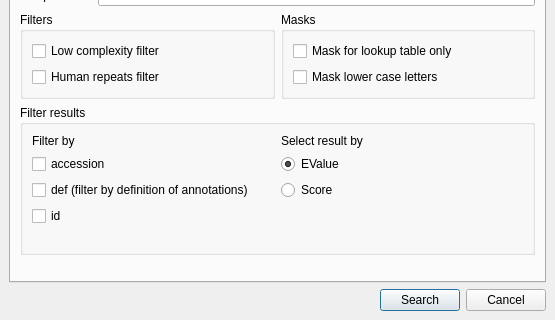
Above: src/plugins/remote_blast/src/ui/RemoteBLASTDialog.ui from violethaze74/ugene before the change; both pictures show x 0 to 555 and y 172 to 492 of the 555 by 492 pixel window. Below: the same form after it.
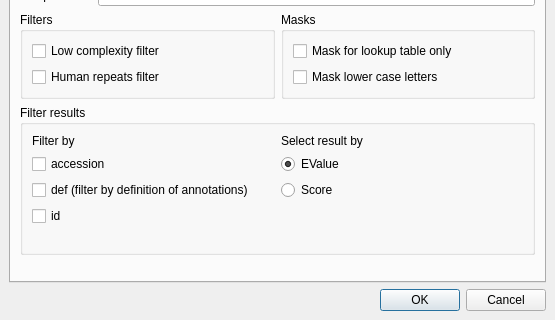
That is the form after the change.

Commit message: Help system for all dialogs, UI improvements for all dialogs.

```diff
--- a/src/plugins/remote_blast/src/ui/RemoteBLASTDialog.ui
+++ b/src/plugins/remote_blast/src/ui/RemoteBLASTDialog.ui
@@ -710,35 +710,11 @@
     </widget>
    </item>
    <item>
-    <layout class="QHBoxLayout" name="horizontalLayout_3">
-     <item>
-      <spacer name="horizontalSpacer">
-       <property name="orientation">
-        <enum>Qt::Horizontal</enum>
-       </property>
-       <property name="sizeHint" stdset="0">
-        <size>
-         <width>138</width>
-         <height>20</height>
-        </size>
-       </property>
-      </spacer>
-     </item>
-     <item>
-      <widget class="QPushButton" name="okButton">
-       <property name="text">
-        <string>Search</string>
-       </property>
-      </widget>
-     </item>
-     <item>
-      <widget class="QPushButton" name="cancelButton">
-       <property name="text">
-        <string>Cancel</string>
-       </property>
-      </widget>
-     </item>
-    </layout>
+    <widget class="QDialogButtonBox" name="buttonBox">
+     <property name="standardButtons">
+      <set>QDialogButtonBox::Cancel|QDialogButtonBox::Ok</set>
+     </property>
+    </widget>
    </item>
   </layout>
  </widget>
```
Left out of the diff: 6 changed lines with no effect on the pictures. The commit also changes 309 other files.
